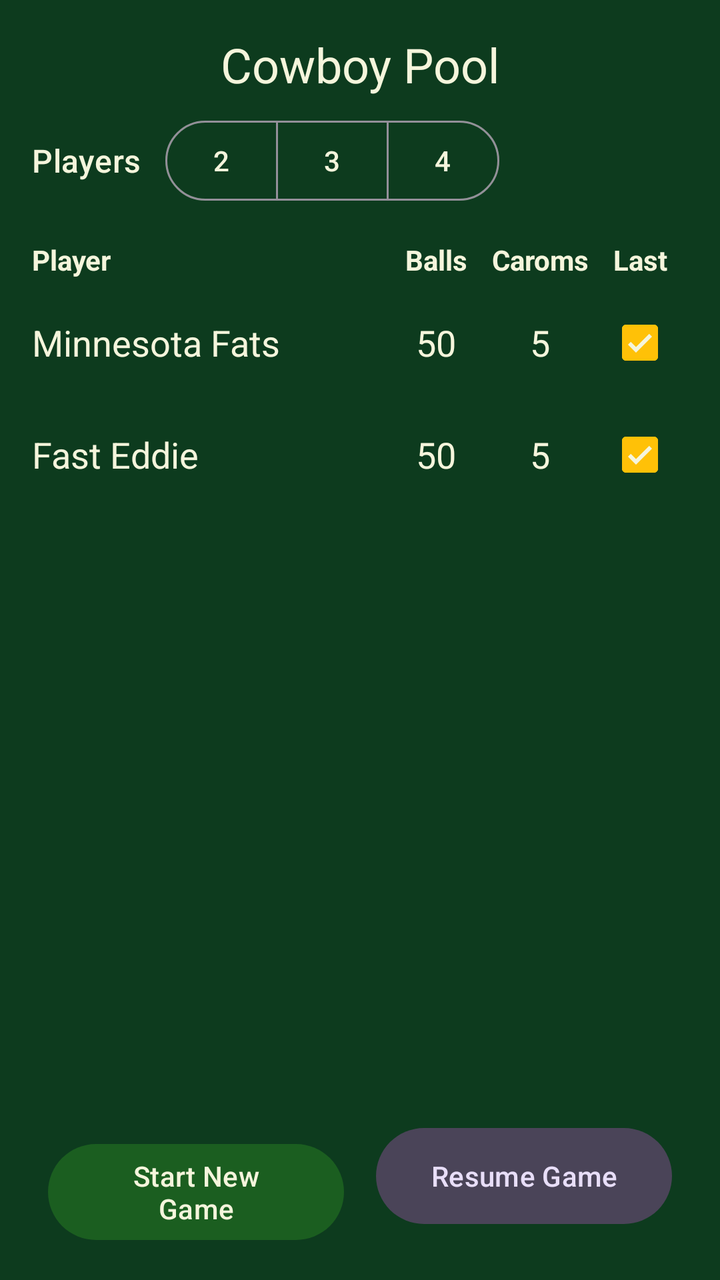
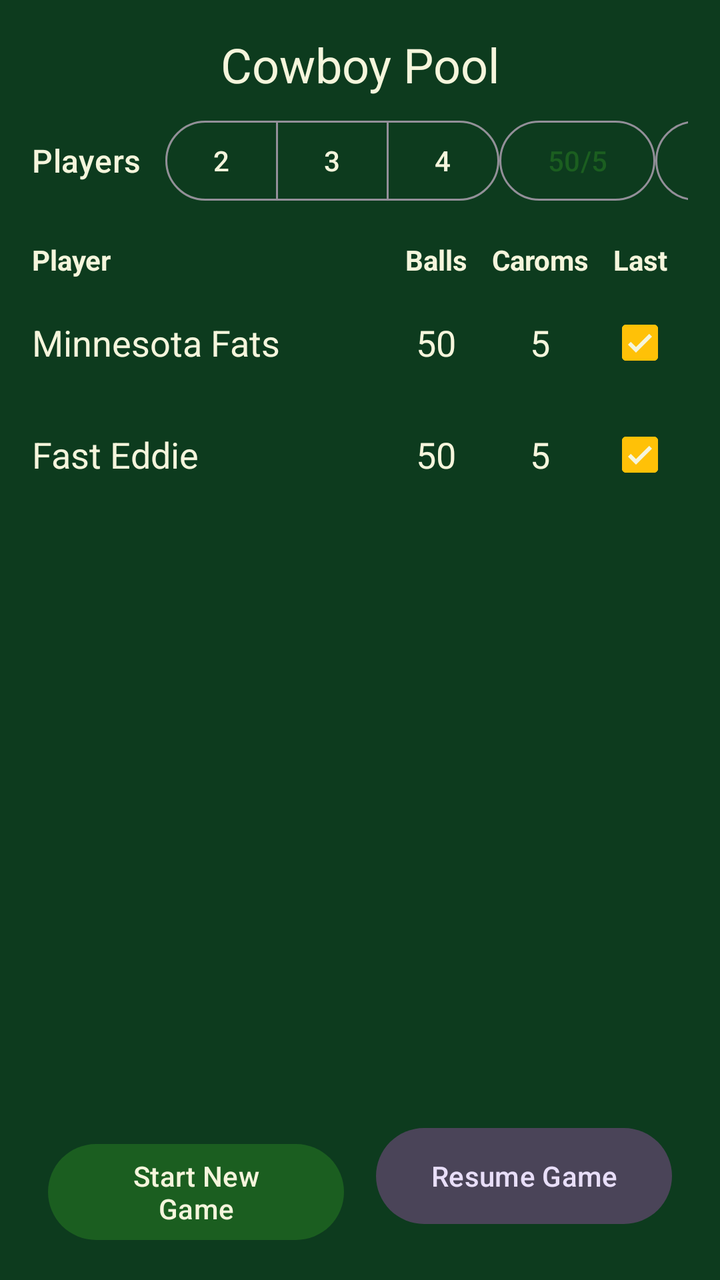

Screens rendered from an Android XML layout before and after an edit, with the pre-edit source and the edit as a unified diff.
<!-- AndroidManifest.xml: application theme Theme.PoolScorekeeper -->
<!-- res/layout/activity_cowboy_pool_start.xml -->
<?xml version="1.0" encoding="utf-8"?>
<LinearLayout xmlns:android="http://schemas.android.com/apk/res/android"
    xmlns:app="http://schemas.android.com/apk/res-auto"
    android:layout_width="match_parent"
    android:layout_height="match_parent"
    android:background="@color/felt_dark"
    android:orientation="vertical"
    android:padding="16dp">

    <TextView
        android:layout_width="match_parent"
        android:layout_height="wrap_content"
        android:gravity="center"
        android:text="@string/title_activity_cowboy_pool_start"
        android:textAppearance="@style/TextAppearance.Material3.HeadlineSmall"
        android:textColor="@color/ivory" />

    <LinearLayout
        android:layout_width="match_parent"
        android:layout_height="wrap_content"
        android:layout_marginTop="8dp"
        android:gravity="center_vertical"
        android:orientation="horizontal">

        <TextView
            android:layout_width="wrap_content"
            android:layout_height="wrap_content"
            android:paddingEnd="12dp"
            android:text="@string/cowboy_players"
            android:textAppearance="@style/TextAppearance.Material3.TitleMedium"
            android:textColor="@color/ivory" />

        <com.google.android.material.button.MaterialButtonToggleGroup
            android:id="@+id/playerCountGroup"
            android:layout_width="wrap_content"
            android:layout_height="wrap_content"
            app:selectionRequired="true"
            app:singleSelection="true">

            <com.google.android.material.button.MaterialButton
                android:id="@+id/players2"
                style="@style/Widget.Material3.Button.OutlinedButton"
                android:layout_width="wrap_content"
                android:layout_height="wrap_content"
                android:minWidth="48dp"
                android:text="2" />

            <com.google.android.material.button.MaterialButton
                android:id="@+id/players3"
                style="@style/Widget.Material3.Button.OutlinedButton"
                android:layout_width="wrap_content"
                android:layout_height="wrap_content"
                android:minWidth="48dp"
                android:text="3" />

            <com.google.android.material.button.MaterialButton
                android:id="@+id/players4"
                style="@style/Widget.Material3.Button.OutlinedButton"
                android:layout_width="wrap_content"
                android:layout_height="wrap_content"
                android:minWidth="48dp"
                android:text="4" />
        </com.google.android.material.button.MaterialButtonToggleGroup>
    </LinearLayout>

    <TableLayout
        android:layout_width="match_parent"
        android:layout_height="wrap_content"
        android:layout_marginTop="12dp"
        android:shrinkColumns="0"
        android:stretchColumns="0">

        <TableRow
            android:paddingBottom="4dp"
            android:paddingTop="4dp">

            <TextView
                android:layout_gravity="center_vertical"
                android:paddingEnd="8dp"
                android:text="@string/cowboy_player_column"
                android:textColor="@color/ivory"
                android:textStyle="bold" />

            <TextView
                android:gravity="center"
                android:minWidth="52dp"
                android:text="@string/cowboy_balls"
                android:textColor="@color/ivory"
                android:textStyle="bold" />

            <TextView
                android:gravity="center"
                android:minWidth="52dp"
                android:text="@string/cowboy_caroms_count"
                android:textColor="@color/ivory"
                android:textStyle="bold" />

            <TextView
                android:gravity="center"
                android:minWidth="48dp"
                android:text="@string/cowboy_last_shot_short"
                android:textColor="@color/ivory"
                android:textStyle="bold" />
        </TableRow>

        <TableRow
            android:id="@+id/player1Row"
            android:gravity="center_vertical"
            android:paddingBottom="4dp"
            android:paddingTop="4dp">

            <EditText
                android:id="@+id/player1Name"
                android:layout_width="0dp"
                android:layout_height="wrap_content"
                android:layout_gravity="center_vertical"
                android:background="@android:color/transparent"
                android:hint="@string/player1"
                android:inputType="textCapWords"
                android:maxLines="1"
                android:paddingEnd="8dp"
                android:selectAllOnFocus="true"
                android:text="@string/default_player1Name"
                android:textColor="@color/ivory"
                android:textColorHint="@color/ivory" />

            <EditText
                android:id="@+id/player1Balls"
                android:layout_width="wrap_content"
                android:layout_height="wrap_content"
                android:layout_gravity="center"
                android:background="@android:color/transparent"
                android:gravity="center"
                android:inputType="number"
                android:maxLength="3"
                android:minWidth="52dp"
                android:selectAllOnFocus="true"
                android:text="@string/cowboy_default_points_to_win"
                android:textColor="@color/ivory" />

            <EditText
                android:id="@+id/player1Caroms"
                android:layout_width="wrap_content"
                android:layout_height="wrap_content"
                android:layout_gravity="center"
                android:background="@android:color/transparent"
                android:gravity="center"
                android:inputType="number"
                android:maxLength="3"
                android:minWidth="52dp"
                android:selectAllOnFocus="true"
                android:text="@string/cowboy_default_caroms"
                android:textColor="@color/ivory" />

            <com.google.android.material.checkbox.MaterialCheckBox
                android:id="@+id/player1LastShot"
                android:layout_width="wrap_content"
                android:layout_height="wrap_content"
                android:layout_gravity="center"
                android:checked="true"
                android:contentDescription="@string/cowboy_last_shot"
                android:minWidth="48dp"
                app:buttonTint="@color/active_player" />
        </TableRow>

        <TableRow
            android:id="@+id/player2Row"
            android:gravity="center_vertical"
            android:paddingBottom="4dp"
            android:paddingTop="4dp">

            <EditText
                android:id="@+id/player2Name"
                android:layout_width="0dp"
                android:layout_height="wrap_content"
                android:layout_gravity="center_vertical"
                android:background="@android:color/transparent"
                android:hint="@string/player2"
                android:inputType="textCapWords"
                android:maxLines="1"
                android:paddingEnd="8dp"
                android:selectAllOnFocus="true"
                android:text="@string/default_player2Name"
                android:textColor="@color/ivory"
                android:textColorHint="@color/ivory" />

            <EditText
                android:id="@+id/player2Balls"
                android:layout_width="wrap_content"
                android:layout_height="wrap_content"
                android:layout_gravity="center"
                android:background="@android:color/transparent"
                android:gravity="center"
                android:inputType="number"
                android:maxLength="3"
                android:minWidth="52dp"
                android:selectAllOnFocus="true"
                android:text="@string/cowboy_default_points_to_win"
                android:textColor="@color/ivory" />

            <EditText
                android:id="@+id/player2Caroms"
                android:layout_width="wrap_content"
                android:layout_height="wrap_content"
                android:layout_gravity="center"
                android:background="@android:color/transparent"
                android:gravity="center"
                android:inputType="number"
                android:maxLength="3"
                android:minWidth="52dp"
                android:selectAllOnFocus="true"
                android:text="@string/cowboy_default_caroms"
                android:textColor="@color/ivory" />

            <com.google.android.material.checkbox.MaterialCheckBox
                android:id="@+id/player2LastShot"
                android:layout_width="wrap_content"
                android:layout_height="wrap_content"
                android:layout_gravity="center"
                android:checked="true"
                android:contentDescription="@string/cowboy_last_shot"
                android:minWidth="48dp"
                app:buttonTint="@color/active_player" />
        </TableRow>

        <TableRow
            android:id="@+id/player3Row"
            android:gravity="center_vertical"
            android:paddingBottom="4dp"
            android:paddingTop="4dp"
            android:visibility="gone">

            <EditText
                android:id="@+id/player3Name"
                android:layout_width="0dp"
                android:layout_height="wrap_content"
                android:layout_gravity="center_vertical"
                android:background="@android:color/transparent"
                android:hint="@string/player3"
                android:inputType="textCapWords"
                android:maxLines="1"
                android:paddingEnd="8dp"
                android:selectAllOnFocus="true"
                android:text="@string/default_player3Name"
                android:textColor="@color/ivory"
                android:textColorHint="@color/ivory" />

            <EditText
                android:id="@+id/player3Balls"
                android:layout_width="wrap_content"
                android:layout_height="wrap_content"
                android:layout_gravity="center"
                android:background="@android:color/transparent"
                android:gravity="center"
                android:inputType="number"
                android:maxLength="3"
                android:minWidth="52dp"
                android:selectAllOnFocus="true"
                android:text="@string/cowboy_default_points_to_win"
                android:textColor="@color/ivory" />

            <EditText
                android:id="@+id/player3Caroms"
                android:layout_width="wrap_content"
                android:layout_height="wrap_content"
                android:layout_gravity="center"
                android:background="@android:color/transparent"
                android:gravity="center"
                android:inputType="number"
                android:maxLength="3"
                android:minWidth="52dp"
                android:selectAllOnFocus="true"
                android:text="@string/cowboy_default_caroms"
                android:textColor="@color/ivory" />

            <com.google.android.material.checkbox.MaterialCheckBox
                android:id="@+id/player3LastShot"
                android:layout_width="wrap_content"
                android:layout_height="wrap_content"
                android:layout_gravity="center"
                android:checked="true"
                android:contentDescription="@string/cowboy_last_shot"
                android:minWidth="48dp"
                app:buttonTint="@color/active_player" />
        </TableRow>

        <TableRow
            android:id="@+id/player4Row"
            android:gravity="center_vertical"
            android:paddingBottom="4dp"
            android:paddingTop="4dp"
            android:visibility="gone">

            <EditText
                android:id="@+id/player4Name"
                android:layout_width="0dp"
                android:layout_height="wrap_content"
                android:layout_gravity="center_vertical"
                android:background="@android:color/transparent"
                android:hint="@string/player4"
                android:inputType="textCapWords"
                android:maxLines="1"
                android:paddingEnd="8dp"
                android:selectAllOnFocus="true"
                android:text="@string/default_player4Name"
                android:textColor="@color/ivory"
                android:textColorHint="@color/ivory" />

            <EditText
                android:id="@+id/player4Balls"
                android:layout_width="wrap_content"
                android:layout_height="wrap_content"
                android:layout_gravity="center"
                android:background="@android:color/transparent"
                android:gravity="center"
                android:inputType="number"
                android:maxLength="3"
                android:minWidth="52dp"
                android:selectAllOnFocus="true"
                android:text="@string/cowboy_default_points_to_win"
                android:textColor="@color/ivory" />

            <EditText
                android:id="@+id/player4Caroms"
                android:layout_width="wrap_content"
                android:layout_height="wrap_content"
                android:layout_gravity="center"
                android:background="@android:color/transparent"
                android:gravity="center"
                android:inputType="number"
                android:maxLength="3"
                android:minWidth="52dp"
                android:selectAllOnFocus="true"
                android:text="@string/cowboy_default_caroms"
                android:textColor="@color/ivory" />

            <com.google.android.material.checkbox.MaterialCheckBox
                android:id="@+id/player4LastShot"
                android:layout_width="wrap_content"
                android:layout_height="wrap_content"
                android:layout_gravity="center"
                android:checked="true"
                android:contentDescription="@string/cowboy_last_shot"
                android:minWidth="48dp"
                app:buttonTint="@color/active_player" />
        </TableRow>
    </TableLayout>

    <View
        android:layout_width="match_parent"
        android:layout_height="0dp"
        android:layout_weight="1" />

    <LinearLayout
        android:layout_width="match_parent"
        android:layout_height="wrap_content"
        android:orientation="horizontal">

        <com.google.android.material.button.MaterialButton
            android:id="@+id/playCowboyButton"
            android:layout_width="0dp"
            android:layout_height="wrap_content"
            android:layout_margin="8dp"
            android:layout_weight="1"
            android:minHeight="56dp"
            android:onClick="startCowboy"
            android:text="@string/play_new_game" />

        <com.google.android.material.button.MaterialButton
            android:id="@+id/resumeCowboyButton"
            style="@style/Widget.Material3.Button.TonalButton"
            android:layout_width="0dp"
            android:layout_height="wrap_content"
            android:layout_margin="8dp"
            android:layout_weight="1"
            android:minHeight="56dp"
            android:onClick="resumeCowboy"
            android:text="@string/resume_game" />
    </LinearLayout>
</LinearLayout>
<!-- resources referenced by this layout -->
<resources>
  <color name="active_player">#FFC107</color>
  <color name="felt_dark">#0D3B1E</color>
  <color name="ivory">#F5F5DC</color>
  <string name="cowboy_balls">Balls</string>
  <string name="cowboy_caroms_count">Caroms</string>
  <string name="cowboy_default_caroms">5</string>
  <string name="cowboy_default_points_to_win">50</string>
  <string name="cowboy_last_shot">Cue ball last shot</string>
  <string name="cowboy_last_shot_short">Last</string>
  <string name="cowboy_player_column">Player</string>
  <string name="cowboy_players">Players</string>
  <string name="default_player1Name">Minnesota Fats</string>
  <string name="default_player2Name">Fast Eddie</string>
  <string name="default_player3Name">Player 3</string>
  <string name="default_player4Name">Player 4</string>
  <string name="play_new_game">Start New Game</string>
  <string name="player1">Player 1</string>
  <string name="player2">Player 2</string>
  <string name="player3">Player 3</string>
  <string name="player4">Player 4</string>
  <string name="resume_game">Resume Game</string>
  <string name="title_activity_cowboy_pool_start">Cowboy Pool</string>
  <style name="Theme.PoolScorekeeper" parent="Theme.Material3.Dark.NoActionBar">
          <item name="colorPrimary">@color/felt_green</item>
          <item name="colorOnPrimary">@color/ivory</item>
          <item name="colorSecondary">@color/active_player</item>
          <item name="colorOnSecondary">@color/felt_dark</item>
          <item name="android:statusBarColor">@android:color/transparent</item>
          <item name="android:navigationBarColor">@android:color/transparent</item>
          <item name="android:windowBackground">@color/felt_dark</item>
          <item name="android:windowFullscreen">true</item>
          <item name="colorSurface">@color/felt_green</item>
          <item name="colorOnSurface">@color/ivory</item>
          <item name="android:textColor">@color/ivory</item>
      </style>
  <color name="felt_green">#1B5E20</color>
</resources>

<!-- the commit's change to res/layout/activity_cowboy_pool_start.xml (unified diff, before → after) -->
@@ -61,6 +61,29 @@
                 android:minWidth="48dp"
                 android:text="4" />
         </com.google.android.material.button.MaterialButtonToggleGroup>
+
+        <View
+            android:layout_width="0dp"
+            android:layout_height="0dp"
+            android:layout_weight="1" />
+
+        <com.google.android.material.button.MaterialButton
+            android:id="@+id/resetFiftyButton"
+            style="@style/Widget.Material3.Button.OutlinedButton"
+            android:layout_width="wrap_content"
+            android:layout_height="wrap_content"
+            android:minWidth="0dp"
+            android:onClick="resetFifty"
+            android:text="@string/cowboy_reset_50" />
+
+        <com.google.android.material.button.MaterialButton
+            android:id="@+id/resetHundredButton"
+            style="@style/Widget.Material3.Button.OutlinedButton"
+            android:layout_width="wrap_content"
+            android:layout_height="wrap_content"
+            android:minWidth="0dp"
+            android:onClick="resetHundred"
+            android:text="@string/cowboy_reset_100" />
     </LinearLayout>
 
     <TableLayout
<!-- resource entries referenced after the edit -->
@@ -11,6 +11,8 @@
   <string name="cowboy_last_shot_short">Last</string>
   <string name="cowboy_player_column">Player</string>
   <string name="cowboy_players">Players</string>
+  <string name="cowboy_reset_100">100/10</string>
+  <string name="cowboy_reset_50">50/5</string>
   <string name="default_player1Name">Minnesota Fats</string>
   <string name="default_player2Name">Fast Eddie</string>
   <string name="default_player3Name">Player 3</string>
